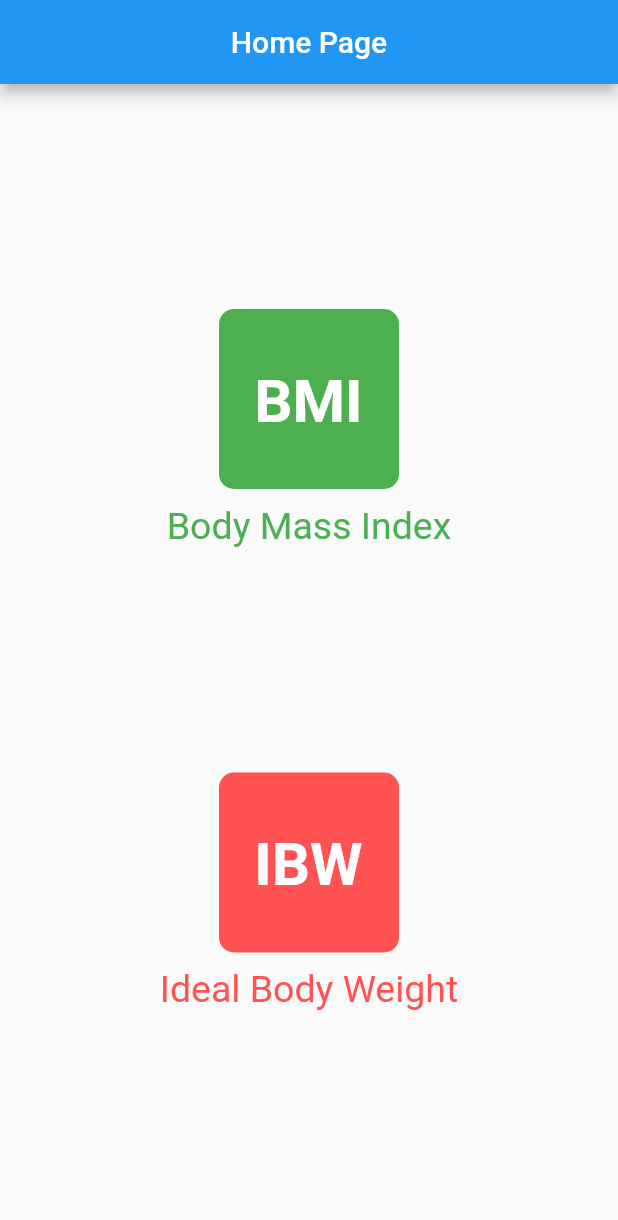
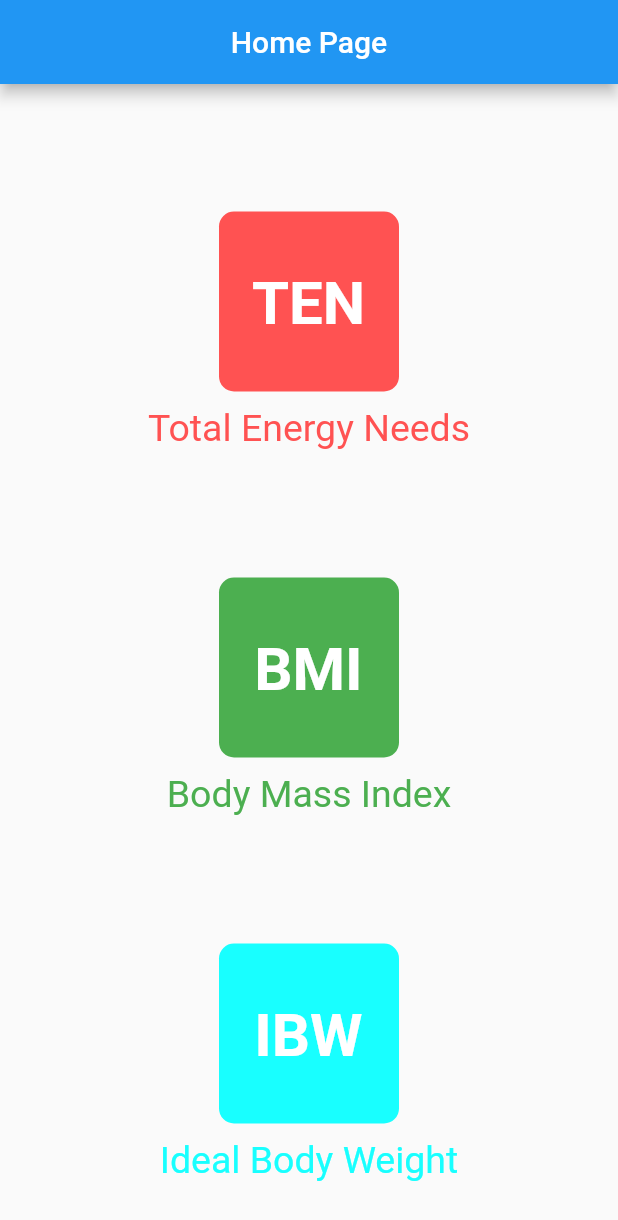
Before and after one commit to AliKomayha/HealthMate_Calc, a Flutter app: the screen it shows after launch, on a phone screen of 412 x 824 dp. Shown: the top 1220 px of the screen. Run offline on Flutter 3.47's test engine with Material 2 defaults, Android fonts, the phone set to English and light mode, and no system bars.

```diff
--- a/lib/home.dart
+++ b/lib/home.dart
@@ -3,6 +3,7 @@ import 'dart:ui';
 import 'package:flutter/material.dart';
 import 'bmiPage.dart';
 import 'idealPage.dart';
+import 'tenPage.dart';
 
 class Home extends StatefulWidget {
   const Home({super.key});
@@ -23,7 +24,42 @@ class _HomeState extends State<Home> {
       body: Center(child: Column(
 
         children: [
-          const SizedBox(height: 150.0,),
+          const SizedBox(height: 85.0,),
+          /// ten page
+          GestureDetector(
+            onTap: () {
+              Navigator.push(
+                context,
+                MaterialPageRoute(builder: (context) => tenPage()),
+              );
+            },
+            child: Container(
+              width: 120,
+              height: 120,
+              padding: EdgeInsets.fromLTRB(22, 38, 22, 38),
+              decoration: BoxDecoration(
+                color: Colors.redAccent,
+                borderRadius: BorderRadius.circular(10),
+              ),
+              // child: Icon(Icons.woman_2_rounded, size: 100, color: Colors.white),
+              child: const Text(
+                'TEN',
+                style: TextStyle(
+                  color: Colors.white,
+                  fontSize: 40.0,
+                  fontWeight: FontWeight.bold,
+                ),
+              ),
+            ),
+
+          ),
+          const SizedBox(height: 10.0,),
+          const Text("Total Energy Needs", style: TextStyle(fontSize: 25.0,color: Colors.redAccent)),
+
+          const SizedBox(height: 85.0,),
+
+
+
 
           /// bmi page button
           GestureDetector(
@@ -56,7 +92,7 @@ class _HomeState extends State<Home> {
           const SizedBox(height: 10.0,),
           const Text("Body Mass Index", style: TextStyle(fontSize: 25.0,color: Colors.green)),
 
-          const SizedBox(height: 150.0,),
+          const SizedBox(height: 85.0,),
 
 
         /// Ideal page button
@@ -72,7 +108,7 @@ class _HomeState extends State<Home> {
               height: 120,
               padding: EdgeInsets.fromLTRB(23.5, 38, 23.5, 38),
               decoration: BoxDecoration(
-                color: Colors.redAccent,
+                color: Colors.cyanAccent,
                 borderRadius: BorderRadius.circular(10),
               ),
               // child: Icon(Icons.woman_2_rounded, size: 100, color: Colors.white),
@@ -88,7 +124,7 @@ class _HomeState extends State<Home> {
 
           ),
           const SizedBox(height: 10.0,),
-          const Text("Ideal Body Weight", style: TextStyle(fontSize: 25.0,color: Colors.redAccent)),
+          const Text("Ideal Body Weight", style: TextStyle(fontSize: 25.0,color: Colors.cyanAccent)),
 
         ],
 
--- a/lib/ideal.dart
+++ b/lib/ideal.dart
@@ -4,7 +4,7 @@ class Ideal{
 
   Ideal(this.height,this.gender);
 
-  @override
+
 
   String getIdealWeight(){
     if (gender==1){
```
Also changed, not shown: lib/activity.dart (added, +19 -0 lines), lib/ten.dart (added, +24 -0 lines), lib/tenPage.dart (added, +161 -0 lines).
